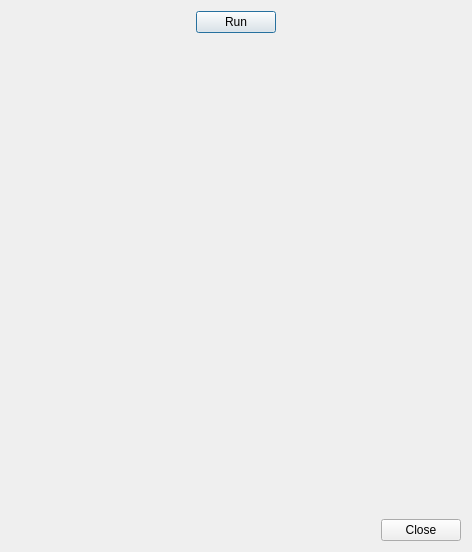
First picture: the form in ConfigurationEditingTool/src/tasktoolrundialog.ui, repository MickaelOnTheWave/GuimicK, before the edit.
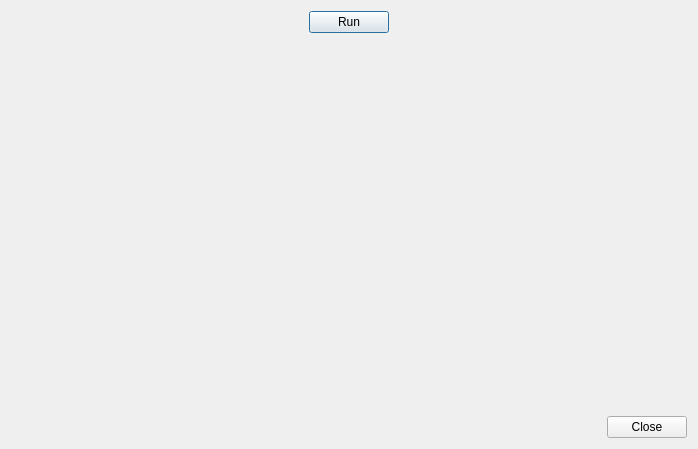
Second picture: the form after the edit.

The edit to the form file:
```diff
--- a/ConfigurationEditingTool/src/tasktoolrundialog.ui
+++ b/ConfigurationEditingTool/src/tasktoolrundialog.ui
@@ -6,8 +6,8 @@
    <rect>
     <x>0</x>
     <y>0</y>
-    <width>472</width>
-    <height>552</height>
+    <width>698</width>
+    <height>449</height>
    </rect>
   </property>
   <property name="windowTitle">
```
Left out of the diff: 4 changed lines with no effect on the pictures.
